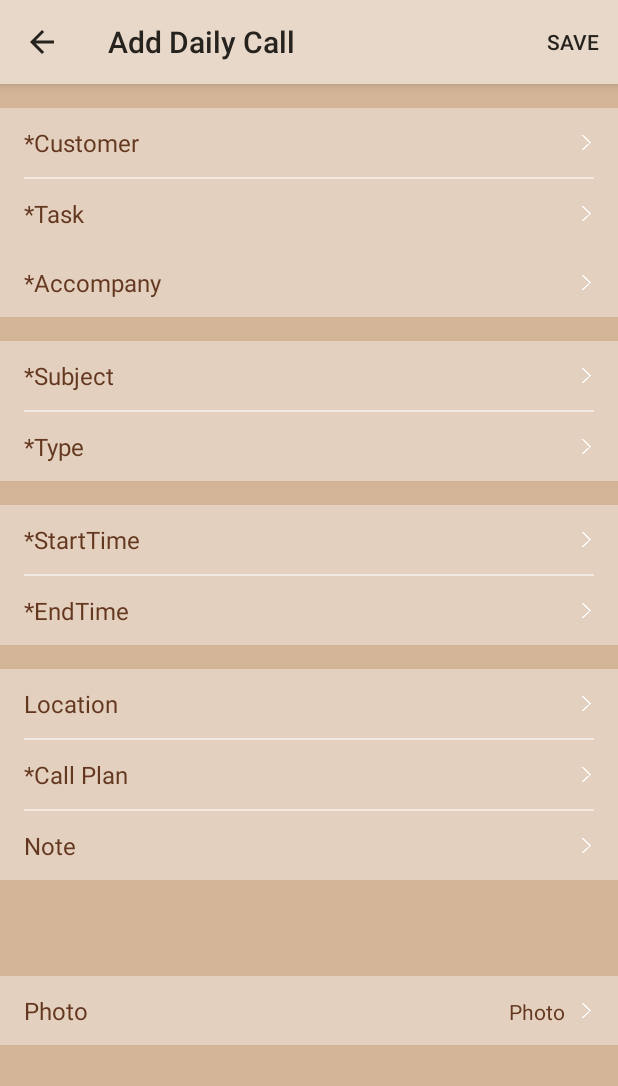
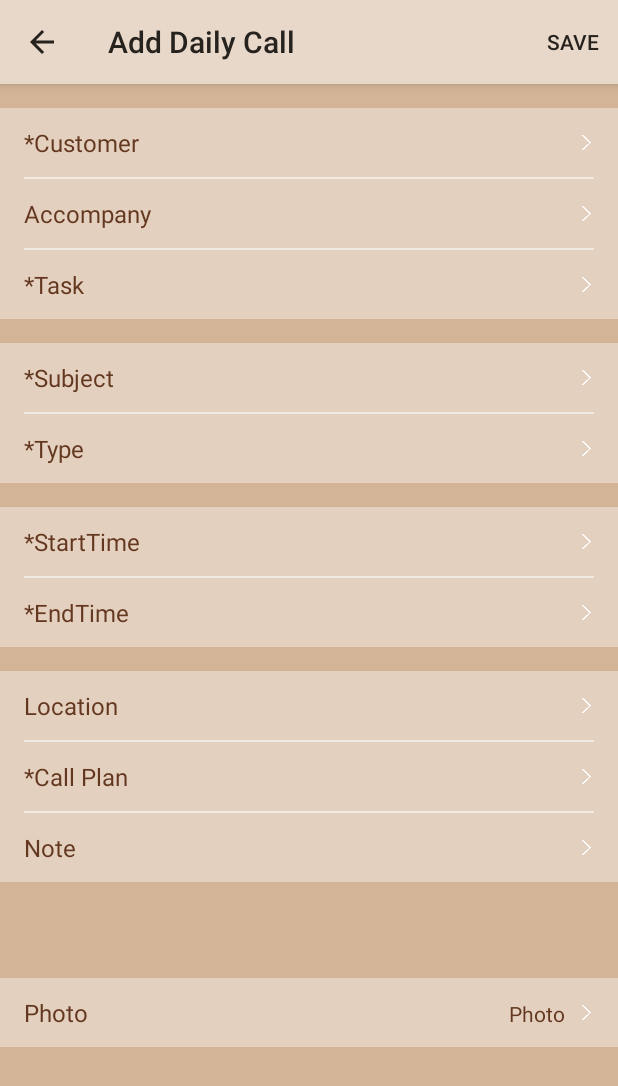
Before and after one commit to TianQi3/android, an Android app: the DailyCallEditorActivity screen opened directly, with no data from a screen before it, on a phone screen of 412 x 824 dp. Shown: the top 1086 px of the screen. Run offline under Robolectric (Android 15) with nearby library versions, the phone set to English and light mode, and no system bars; our stand-ins replace Volley; network calls fail.

Commit message:
Failed commit: Default

```diff
--- a/app/src/main/java/com/humming/asc/sales/activity/customer/CustomerDailyCallListActivity.java
+++ b/app/src/main/java/com/humming/asc/sales/activity/customer/CustomerDailyCallListActivity.java
@@ -356,7 +356,6 @@ public class CustomerDailyCallListActivity extends AbstractActivity {
             intent.putExtra(CustomerDailyCallListActivity.CUSTOMER_DETAIL_ADD_DAILY_CALL, "true");
             intent.putExtra(DailyCallEditorActivity.CUSTOMER_ROWID, dcId);
             //intent.putExtra(DailyCallEditorActivity.ASSOC_TYPE, "Other Account");
-            Log.v("xxxxx","----"+getIntent().getStringExtra(OTHER_OR_KEY));
             if ("true".equals(getIntent().getStringExtra(OTHER_OR_KEY))) {
                 intent.putExtra(DailyCallEditorActivity.ASSOC_TYPE, "Key Account");
             } else {
--- a/app/src/main/java/com/humming/asc/sales/activity/plans/DailyCallListActivity.java
+++ b/app/src/main/java/com/humming/asc/sales/activity/plans/DailyCallListActivity.java
@@ -84,7 +84,10 @@ public class DailyCallListActivity extends AbstractActivity {
                 mLoading.hide();
                 if ("1".equals(pageNos)) {
                     dclists = currentlist;
-                    int sum = currentlist.size();
+                    int sum = 0;
+                    if(currentlist!=null &&currentlist.size()>0){
+                        sum = currentlist.size();
+                    }
                     getSupportActionBar().setTitle(app.getString(R.string.edit_task_daily_call) + "(" + sum + ")");
                     MyArrayAdapter arrayAdapter = new MyArrayAdapter(app.getCurrentActivity(),
                             R.layout.list_item_view_pager_delete, currentlist, itemPageResArray, 0, "");
--- a/app/src/main/java/com/humming/asc/sales/datebase/DatebaseHelper.java
+++ b/app/src/main/java/com/humming/asc/sales/datebase/DatebaseHelper.java
@@ -9,7 +9,7 @@ public class DatebaseHelper extends SQLiteOpenHelper {
     public static final String TABLE_NAME_TASK = "TaskListTable";//表名
     public static final String TABLE_NAME_DAILYCALL = "DailyCallListTable";//表名
     public static final String TABLE_NAME_LEADS = "LeadsListTable";//表名
-    private static final int version = 2;
+    private static final int version = 3;
     private Context context;
 
     public DatebaseHelper(Context context) {
@@ -24,7 +24,7 @@ public class DatebaseHelper extends SQLiteOpenHelper {
     public void onCreate(SQLiteDatabase db) {
         String sql = "CREATE TABLE IF NOT EXISTS " + TABLE_NAME_TASK + "(id INTEGER PRIMARY KEY AUTOINCREMENT,taskId TEXT,customerRowId TEXT,accountName TEXT,customerCode TEXT, taskName TEXT,startDate TEXT,endDate TEXT,type TEXT,status TEXT,description TEXT,remark TEXT,createTime TEXT,saleName TEXT)";
         db.execSQL(sql);
-        String sql2 = "CREATE TABLE IF NOT EXISTS " + TABLE_NAME_DAILYCALL + "(id INTEGER PRIMARY KEY AUTOINCREMENT,remark TEXT, rowId TEXT,taskId TEXT,accountName TEXT,customerRowId TEXT,assocType TEXT,meetingContent TEXT,result TEXT,note TEXT,taskName TEXT,startTime TEXT,endTime TEXT,type TEXT,status TEXT,location TEXT,subject TEXT,lastUpd TEXT,pics TEXT,createTime TEXT,saleName TEXT)";
+        String sql2 = "CREATE TABLE IF NOT EXISTS " + TABLE_NAME_DAILYCALL + "(id INTEGER PRIMARY KEY AUTOINCREMENT,remark TEXT, rowId TEXT,taskId TEXT,accountName TEXT,customerRowId TEXT,assocType TEXT,meetingContent TEXT,result TEXT,note TEXT,taskName TEXT,startTime TEXT,endTime TEXT,type TEXT,status TEXT,location TEXT,subject TEXT,lastUpd TEXT,pics TEXT,createTime TEXT,saleName TEXT,creator TEXT,acRowId TEXT,acName TEXT)";
         db.execSQL(sql2);
         String sql3 = "CREATE TABLE IF NOT EXISTS " + TABLE_NAME_LEADS + "(id INTEGER PRIMARY KEY AUTOINCREMENT,remark TEXT,rowId TEXT,targetFlg TEXT,nameEn TEXT,nameCn TEXT,saleName TEXT,saleEid TEST,classes TEXT,status TEXT,region TEXT,province TEXT,provinceId TEXT,city TEXT,channel TEXT,channelId TEXT,address TEXT,subChannel TEXT,chain TEXT,chainId TEXT,subChain TEXT,conFstName TEXT,conLastName TEXT,jobTitle TEXT,workPhNum TEXT,cellPhNum TEXT,email TEXT,acntId TEXT,accountName TEXT,stage TEXT,actDate TEXT,actSales TEXT,estDate TEXT,estSales TEXT,demand TEXT,devPlan TEXT,tag1 TEXT,tag2 TEXT,tag3 TEXT,tag4 TEXT,tag5 TEXT,createTime TEXT)";
         db.execSQL(sql3);
@@ -40,7 +40,7 @@ public class DatebaseHelper extends SQLiteOpenHelper {
             String sql = "CREATE TABLE IF NOT EXISTS " + TABLE_NAME_TASK + "(id INTEGER PRIMARY KEY AUTOINCREMENT,taskId TEXT,customerRowId TEXT,accountName TEXT,customerCode TEXT, taskName TEXT,startDate TEXT,endDate TEXT,type TEXT,status TEXT,description TEXT,remark TEXT,createTime TEXT,saleName TEXT,creator TEXT)";
             db.execSQL(sql);
             db.execSQL("DROP TABLE IF EXISTS " + TABLE_NAME_DAILYCALL);
-            String sql2 = "CREATE TABLE IF NOT EXISTS " + TABLE_NAME_DAILYCALL + "(id INTEGER PRIMARY KEY AUTOINCREMENT,remark TEXT, rowId TEXT,taskId TEXT,accountName TEXT,customerRowId TEXT,assocType TEXT,meetingContent TEXT,result TEXT,note TEXT,taskName TEXT,startTime TEXT,endTime TEXT,type TEXT,status TEXT,location TEXT,subject TEXT,lastUpd TEXT,pics TEXT,createTime TEXT,saleName TEXT,creator TEXT)";
+            String sql2 = "CREATE TABLE IF NOT EXISTS " + TABLE_NAME_DAILYCALL + "(id INTEGER PRIMARY KEY AUTOINCREMENT,remark TEXT, rowId TEXT,taskId TEXT,accountName TEXT,customerRowId TEXT,assocType TEXT,meetingContent TEXT,result TEXT,note TEXT,taskName TEXT,startTime TEXT,endTime TEXT,type TEXT,status TEXT,location TEXT,subject TEXT,lastUpd TEXT,pics TEXT,createTime TEXT,saleName TEXT,creator TEXT,acRowId TEXT,acName TEXT)";
             db.execSQL(sql2);
             db.execSQL("DROP TABLE IF EXISTS " + TABLE_NAME_LEADS);
             String sql3 = "CREATE TABLE IF NOT EXISTS " + TABLE_NAME_LEADS + "(id INTEGER PRIMARY KEY AUTOINCREMENT,remark TEXT,rowId TEXT,targetFlg TEXT,nameEn TEXT,nameCn TEXT,saleName TEXT,saleEid TEST,classes TEXT,status TEXT,region TEXT,province TEXT,provinceId TEXT,city TEXT,channel TEXT,channelId TEXT,address TEXT,subChannel TEXT,chain TEXT,chainId TEXT,subChain TEXT,conFstName TEXT,conLastName TEXT,jobTitle TEXT,workPhNum TEXT,cellPhNum TEXT,email TEXT,acntId TEXT,accountName TEXT,stage TEXT,actDate TEXT,actSales TEXT,estDate TEXT,estSales TEXT,demand TEXT,devPlan TEXT,tag1 TEXT,tag2 TEXT,tag3 TEXT,tag4 TEXT,tag5 TEXT,createTime TEXT,creator TEXT)";
--- a/app/src/main/java/com/humming/asc/sales/service/AbstractService.java
+++ b/app/src/main/java/com/humming/asc/sales/service/AbstractService.java
@@ -146,14 +146,12 @@ public abstract class AbstractService {
         try {
             T result = mapper.readValue(response, resultVOClass);
             callback.onDataReady(result);
-            if (result instanceof AbsResultVO) {
+            /*if (result instanceof AbsResultVO) {
                 AbsResultVO absResultVO = (AbsResultVO) result;
                 if (absResultVO.getState() == -10 || absResultVO.getState() == 10) {
                     backLogin();
                 }
-
-
-            }
+            }*/
         } catch (IOException e) {
             handleException(callback, e);
         }
--- a/app/src/main/java/com/humming/asc/sales/service/DailyCallService.java
+++ b/app/src/main/java/com/humming/asc/sales/service/DailyCallService.java
@@ -11,6 +11,7 @@ import com.humming.asc.dp.presentation.vo.cp.dailycall.CalendarTotalResultVO;
 import com.humming.asc.dp.presentation.vo.cp.dailycall.CommentsResultVO;
 import com.humming.asc.dp.presentation.vo.cp.dailycall.DailyCallDetailResultVO;
 import com.humming.asc.dp.presentation.vo.cp.dailycall.DailyCallQueryResultVO;
+import com.humming.asc.dp.presentation.vo.cp.dailycall.QueryAllEmployeeResultVO;
 import com.humming.asc.sales.Config;
 
 import java.io.File;
@@ -160,6 +161,11 @@ public class DailyCallService extends AbstractService {
         this.post(Config.URL_SERVICE_DAILY_CALL_ADD, addDailyCallRO, callback, ResultVO.class, null);
     }
 
+    //获取所有员工的信息
+    public void queryAllEmployee(ICallback callback) {
+        this.get(Config.URL_SERVICE_QUERY_ALL_EMPLOYEE, null, callback, QueryAllEmployeeResultVO.class, null);
+    }
+
     //edit Daily call
     public void updateDailyCall(ICallback callback, UpdateDailyCallRO updateDailyCallRO) {
         this.post(Config.URL_SERVICE_DAILY_CALL_UPDATE, updateDailyCallRO, callback, ResultVO.class, null);
--- a/app/src/main/res/layout/content_daily_call_editor.xml
+++ b/app/src/main/res/layout/content_daily_call_editor.xml
@@ -14,19 +14,19 @@
         android:id="@+id/activity_daily_call_editor__sales_title"
         android:layout_width="match_parent"
         android:layout_height="wrap_content"
+        android:clickable="false"
         android:paddingLeft="@dimen/activity_horizontal_margin"
         android:paddingTop="12dp"
-        android:clickable="false"
-        android:visibility="gone"
-        android:text="name" />
+        android:text="name"
+        android:visibility="gone" />
 
     <LinearLayout
         android:layout_width="match_parent"
         android:layout_height="wrap_content"
+        android:layout_marginTop="@dimen/activity_horizontal_margin"
         android:background="@color/transparentWhiteBG"
         android:orientation="vertical"
         android:paddingLeft="@dimen/activity_horizontal_margin"
-        android:layout_marginTop="@dimen/activity_horizontal_margin"
         android:paddingRight="@dimen/activity_horizontal_margin">
 
         <LinearLayout
@@ -51,6 +51,27 @@
             android:layout_width="match_parent"
             android:layout_height="1dp"
             android:background="@drawable/bg_w"></View>
+        <LinearLayout
+            android:id="@+id/activity_daily_call_editor__accompany"
+            style="@style/editableItemGroup">
+
+            <TextView
+                android:id="@+id/activity_daily_call_editor__accompany_label"
+                style="@style/editableItemLabel"
+                android:text="@string/add_task_accompany" />
+
+            <TextView
+                android:id="@+id/activity_daily_call_editor__accompany_value"
+                style="@style/editableItemValue"
+                android:ellipsize="end"
+                android:singleLine="true" />
+
+            <ImageView style="@style/editableItemRightArrow" />
+        </LinearLayout>
+        <View
+            android:layout_width="match_parent"
+            android:layout_height="1dp"
+            android:background="@drawable/bg_w"></View>
 
         <LinearLayout
             android:id="@+id/activity_daily_call_editor__task"
@@ -63,26 +84,9 @@
 
             <TextView
                 android:id="@+id/activity_daily_call_editor__task_value"
+                style="@style/editableItemValue"
                 android:ellipsize="end"
-                android:singleLine="true"
-                style="@style/editableItemValue" />
-
-            <ImageView style="@style/editableItemRightArrow" />
-        </LinearLayout>
-        <LinearLayout
-            android:id="@+id/activity_daily_call_editor__accompany"
-            style="@style/editableItemGroup">
-
-            <TextView
-                android:id="@+id/activity_daily_call_editor__accompany_label"
-                style="@style/editableItemLabel"
-                android:text="@string/add_task_accompany" />
-
-            <TextView
-                android:id="@+id/activity_daily_call_editor__accompany_value"
-                android:ellipsize="end"
-                android:singleLine="true"
-                style="@style/editableItemValue" />
+                android:singleLine="true" />
 
             <ImageView style="@style/editableItemRightArrow" />
         </LinearLayout>
@@ -274,6 +278,8 @@
 
             <ImageView style="@style/editableItemRightArrow" />
         </LinearLayout>
+
+
     </LinearLayout>
 
     <LinearLayout style="@style/editableItemGroupBox">
@@ -288,9 +294,9 @@
 
             <TextView
                 android:id="@+id/activity_daily_call_editor__location_value"
+                style="@style/editableItemValue"
                 android:ellipsize="end"
-                android:singleLine="true"
-                style="@style/editableItemValue" />
+                android:singleLine="true" />
 
             <ImageView style="@style/editableItemRightArrow" />
         </LinearLayout>
@@ -310,9 +316,9 @@
 
             <TextView
                 android:id="@+id/activity_daily_call_editor__call_plan_value"
+                style="@style/editableItemValue"
                 android:ellipsize="end"
-                android:singleLine="true"
-                style="@style/editableItemValue" />
+                android:singleLine="true" />
 
             <ImageView style="@style/editableItemRightArrow" />
         </LinearLayout>
@@ -400,9 +406,9 @@
 
             <TextView
                 android:id="@+id/activity_daily_call_editor__result_value"
+                style="@style/editableItemValue"
                 android:ellipsize="end"
-                android:singleLine="true"
-                style="@style/editableItemValue" />
+                android:singleLine="true" />
 
             <ImageView style="@style/editableItemRightArrow" />
         </LinearLayout>
--- a/app/src/main/res/values/strings.xml
+++ b/app/src/main/res/values/strings.xml
@@ -29,7 +29,7 @@
     <string name="daily_call_list">Daily Call List</string>
     <string name="add_task_customer">*Customer</string>
     <string name="add_task_task">*Task</string>
-    <string name="add_task_accompany">*Accompany</string>
+    <string name="add_task_accompany">Accompany</string>
     <string name="add_task_start_time">*Start Time</string>
     <string name="add_task_end_time">*End Time</string>
     <string name="add_task_type">*Type</string>
```
Also changed, not shown: app/src/main/java/com/humming/asc/sales/Config.java (+7 -3 lines), app/src/main/java/com/humming/asc/sales/activity/plans/AcCompanyListActivity.java (+75 -13 lines), app/src/main/java/com/humming/asc/sales/activity/plans/DailyCallEditorActivity.java (+32 -15 lines), app/src/main/java/com/humming/asc/sales/activity/plans/TypeAndStatusSelectActivity.java (+8 -6 lines), app/src/main/java/com/humming/asc/sales/datebase/DBManger.java (+13 -8 lines), app/src/main/java/com/humming/asc/sales/model/DBDailycall.java (+21 -1 lines), app/libs/vo.jar, 3 other files.
